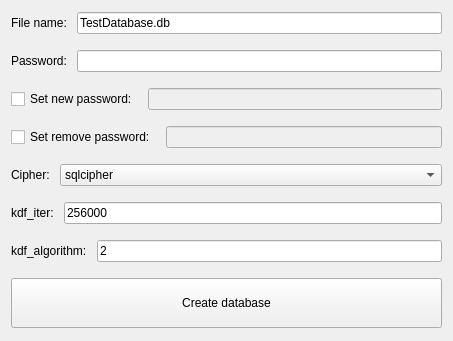
FalsinSoft/QSQLite3MultipleCiphers, file Demo/QSQLite3MultipleCiphersDemo.ui: the form before one commit.
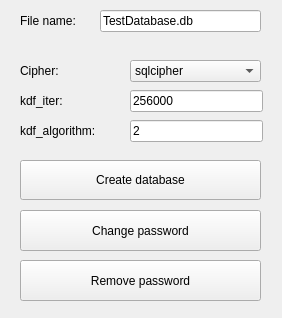
The form after the commit.

The edit to the form file:
```diff
--- a/Demo/QSQLite3MultipleCiphersDemo.ui
+++ b/Demo/QSQLite3MultipleCiphersDemo.ui
@@ -6,8 +6,8 @@
    <rect>
     <x>0</x>
     <y>0</y>
-    <width>453</width>
-    <height>341</height>
+    <width>282</width>
+    <height>318</height>
    </rect>
   </property>
   <property name="windowTitle">
@@ -17,104 +17,119 @@
    <locale language="English" country="UnitedStates"/>
   </property>
   <widget class="QWidget" name="centralWidget">
-   <layout class="QVBoxLayout" name="verticalLayout">
-    <property name="spacing">
-     <number>15</number>
+   <widget class="QPushButton" name="createDatabaseButton">
+    <property name="geometry">
+     <rect>
+      <x>20</x>
+      <y>160</y>
+      <width>241</width>
+      <height>40</height>
+     </rect>
     </property>
-    <item>
-     <layout class="QHBoxLayout" name="horizontalLayout">
-      <property name="spacing">
-       <number>10</number>
-      </property>
-      <item>
-       <widget class="QLabel" name="label">
         <property name="text">
-         <string>File name:</string>
-        </property>
-       </widget>
-      </item>
-      <item>
+     <string>Create database</string>
+    </property>
+   </widget>
        <widget class="QLineEdit" name="fileName">
+    <property name="geometry">
+     <rect>
+      <x>100</x>
+      <y>10</y>
+      <width>161</width>
+      <height>22</height>
+     </rect>
+    </property>
         <property name="text">
          <string>TestDatabase.db</string>
         </property>
        </widget>
-      </item>
-     </layout>
-    </item>
-    <item>
-     <layout class="QHBoxLayout" name="horizontalLayout_2">
-      <property name="spacing">
-       <number>10</number>
-      </property>
-      <item>
-       <widget class="QLabel" name="label_2">
+   <widget class="QLabel" name="label">
+    <property name="geometry">
+     <rect>
+      <x>20</x>
+      <y>10</y>
+      <width>71</width>
+      <height>22</height>
+     </rect>
+    </property>
         <property name="text">
-         <string>Password:</string>
-        </property>
-       </widget>
-      </item>
-      <item>
-       <widget class="QLineEdit" name="password"/>
-      </item>
-     </layout>
-    </item>
-    <item>
-     <layout class="QHBoxLayout" name="horizontalLayout_3">
-      <property name="spacing">
-       <number>10</number>
-      </property>
-      <item>
-       <widget class="QCheckBox" name="setNewPassword">
+     <string>File name:</string>
+    </property>
+   </widget>
+   <widget class="QPushButton" name="changePasswordButton">
+    <property name="geometry">
+     <rect>
+      <x>20</x>
+      <y>210</y>
+      <width>241</width>
+      <height>41</height>
+     </rect>
+    </property>
         <property name="text">
-         <string>Set new password:</string>
-        </property>
-       </widget>
-      </item>
-      <item>
-       <widget class="QLineEdit" name="newPassword">
-        <property name="enabled">
-         <bool>false</bool>
-        </property>
-       </widget>
-      </item>
-     </layout>
-    </item>
-    <item>
-     <layout class="QHBoxLayout" name="horizontalLayout_6">
-      <property name="spacing">
-       <number>10</number>
-      </property>
-      <item>
-       <widget class="QCheckBox" name="setRemovePassword">
+     <string>Change password</string>
+    </property>
+   </widget>
+   <widget class="QLineEdit" name="kdf_algorithm">
+    <property name="geometry">
+     <rect>
+      <x>130</x>
+      <y>120</y>
+      <width>133</width>
+      <height>22</height>
+     </rect>
+    </property>
+    <property name="text">
+     <string>2</string>
+    </property>
+   </widget>
+   <widget class="QLabel" name="label_5">
+    <property name="geometry">
+     <rect>
+      <x>20</x>
+      <y>120</y>
+      <width>91</width>
+      <height>22</height>
+     </rect>
+    </property>
         <property name="text">
-         <string>Set remove password:</string>
-        </property>
-       </widget>
-      </item>
-      <item>
-       <widget class="QLineEdit" name="removePassword">
-        <property name="enabled">
-         <bool>false</bool>
-        </property>
-       </widget>
-      </item>
-     </layout>
-    </item>
-    <item>
-     <layout class="QHBoxLayout" name="horizontalLayout_4">
-      <property name="spacing">
-       <number>10</number>
-      </property>
-      <item>
-       <widget class="QLabel" name="label_3">
+     <string>kdf_algorithm:</string>
+    </property>
+   </widget>
+   <widget class="QLineEdit" name="kdf_iter">
+    <property name="geometry">
+     <rect>
+      <x>130</x>
+      <y>90</y>
+      <width>133</width>
+      <height>22</height>
+     </rect>
+    </property>
+    <property name="text">
+     <string>256000</string>
+    </property>
+   </widget>
+   <widget class="QLabel" name="label_4">
+    <property name="geometry">
+     <rect>
+      <x>20</x>
+      <y>90</y>
+      <width>61</width>
+      <height>22</height>
+     </rect>
+    </property>
         <property name="text">
-         <string>Cipher:</string>
-        </property>
-       </widget>
-      </item>
-      <item>
+     <string>kdf_iter:</string>
+    </property>
+   </widget>
        <widget class="QComboBox" name="cipher">
+    <property name="geometry">
+     <rect>
+      <x>130</x>
+      <y>60</y>
+      <width>131</width>
+      <height>22</height>
+     </rect>
+    </property>
         <property name="sizePolicy">
          <sizepolicy hsizetype="MinimumExpanding" vsizetype="Fixed">
           <horstretch>0</horstretch>
@@ -155,65 +170,32 @@
          </property>
         </item>
        </widget>
-      </item>
-     </layout>
-    </item>
-    <item>
-     <layout class="QHBoxLayout" name="horizontalLayout_5">
-      <property name="spacing">
-       <number>10</number>
-      </property>
-      <item>
-       <widget class="QLabel" name="label_4">
+   <widget class="QLabel" name="label_3">
+    <property name="geometry">
+     <rect>
+      <x>20</x>
+      <y>60</y>
+      <width>51</width>
+      <height>22</height>
+     </rect>
+    </property>
         <property name="text">
-         <string>kdf_iter:</string>
-        </property>
-       </widget>
-      </item>
-      <item>
-       <widget class="QLineEdit" name="kdf_iter">
-        <property name="text">
-         <string>256000</string>
-        </property>
-       </widget>
-      </item>
-     </layout>
-    </item>
-    <item>
-     <layout class="QHBoxLayout" name="horizontalLayout_7">
-      <property name="spacing">
-       <number>10</number>
-      </property>
-      <item>
-       <widget class="QLabel" name="label_5">
+     <string>Cipher:</string>
+    </property>
+   </widget>
+   <widget class="QPushButton" name="removePasswordButton">
+    <property name="geometry">
+     <rect>
+      <x>20</x>
+      <y>260</y>
+      <width>241</width>
+      <height>41</height>
+     </rect>
+    </property>
         <property name="text">
-         <string>kdf_algorithm:</string>
-        </property>
-       </widget>
-      </item>
-      <item>
-       <widget class="QLineEdit" name="kdf_algorithm">
-        <property name="text">
-         <string>2</string>
-        </property>
-       </widget>
-      </item>
-     </layout>
-    </item>
-    <item>
-     <widget class="QPushButton" name="createDatabaseButton">
-      <property name="minimumSize">
-       <size>
-        <width>0</width>
-        <height>50</height>
-       </size>
-      </property>
-      <property name="text">
-       <string>Create database</string>
-      </property>
-     </widget>
-    </item>
-   </layout>
+     <string>Remove password</string>
+    </property>
+   </widget>
   </widget>
  </widget>
  <layoutdefault spacing="6" margin="11"/>
```
Left out of the diff: 35 changed lines with no effect on the pictures. Lines whose indentation alone changed are shown as unchanged.
